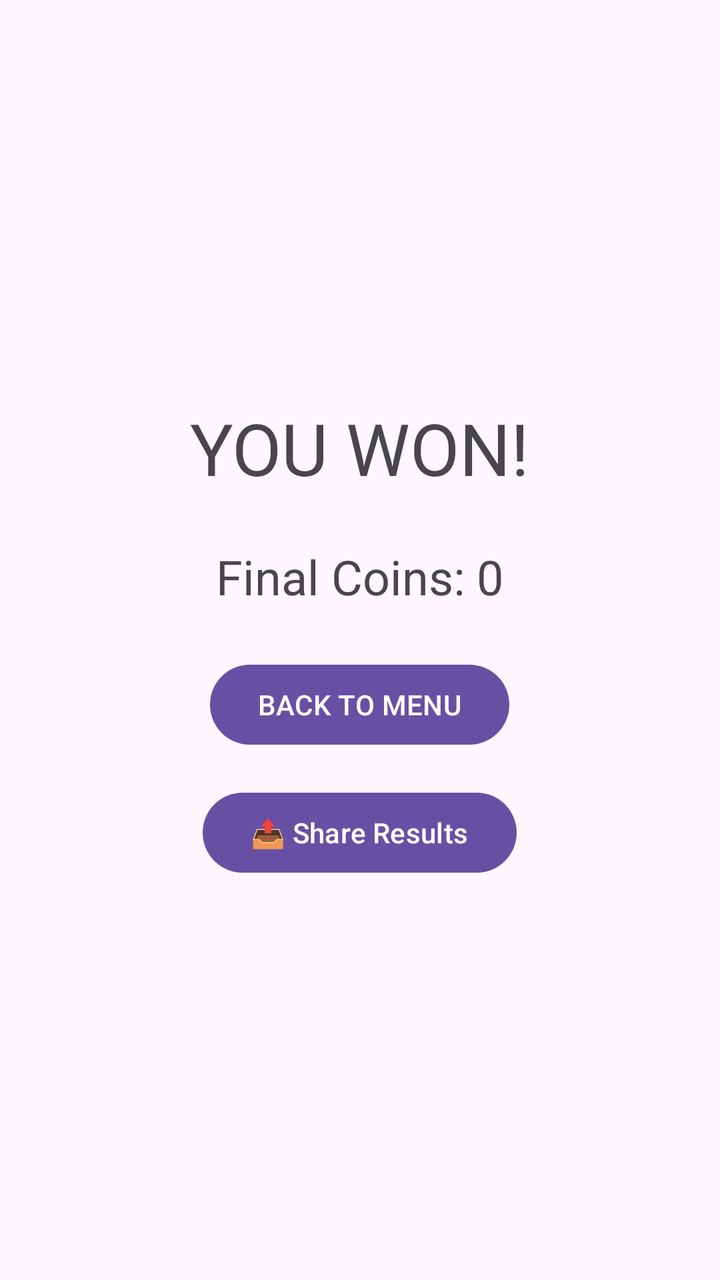
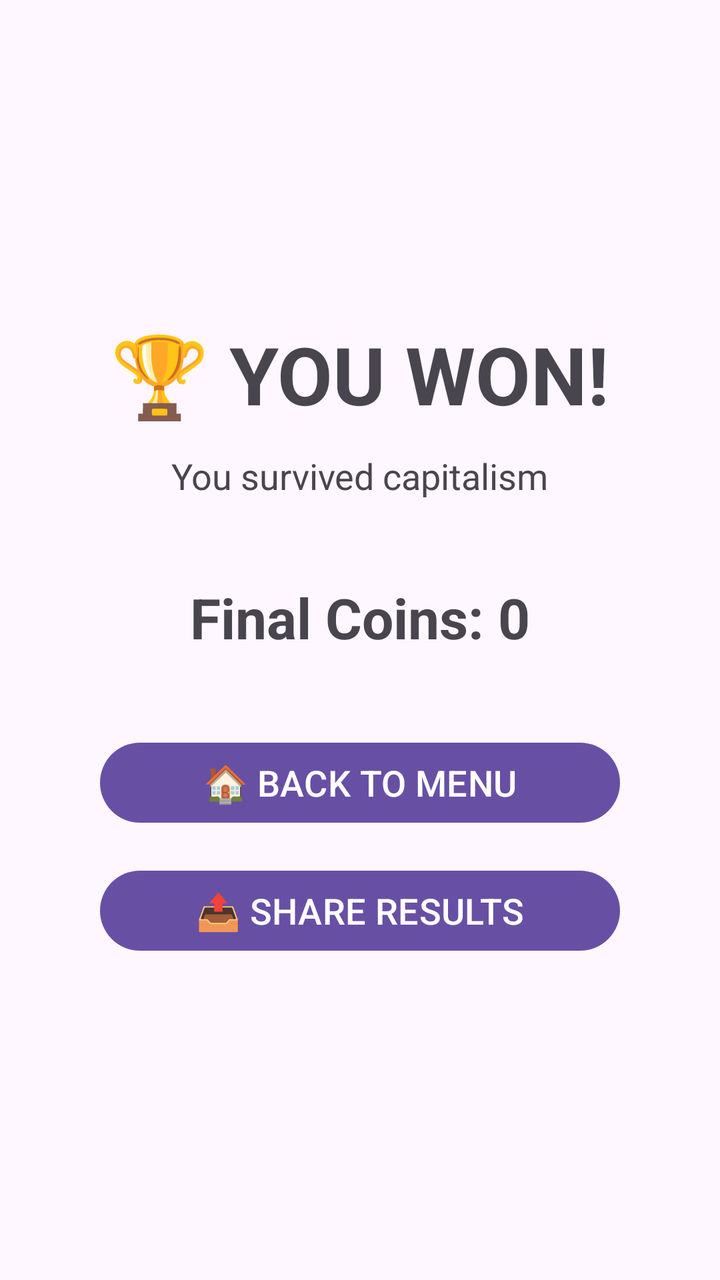

Before-and-after screenshots of an Android layout around one commit, followed by the original layout XML and the change that was made.
<!-- AndroidManifest.xml: application theme Theme.OstaniBeden -->
<!-- res/layout/activity_victory.xml -->
<?xml version="1.0" encoding="utf-8"?>
<LinearLayout
    xmlns:android="http://schemas.android.com/apk/res/android"
    android:layout_width="match_parent"
    android:layout_height="match_parent"
    android:gravity="center"
    android:orientation="vertical"
    android:padding="24dp">

    <TextView
        android:layout_width="wrap_content"
        android:layout_height="wrap_content"
        android:text="YOU WON!"
        android:textSize="36sp"/>

    <TextView
        android:id="@+id/tvVictoryCoins"
        android:layout_width="wrap_content"
        android:layout_height="wrap_content"
        android:text="Final Coins: 0"
        android:textSize="24sp"
        android:layout_marginTop="24dp"/>

    <Button
        android:id="@+id/btnVictoryMenu"
        android:layout_width="wrap_content"
        android:layout_height="wrap_content"
        android:text="BACK TO MENU"
        android:layout_marginTop="24dp"/>

    <Button
        android:id="@+id/btnShare"
        android:layout_width="wrap_content"
        android:layout_height="wrap_content"
        android:text="📤 Share Results"
        android:layout_marginTop="16dp"/>

</LinearLayout>
<!-- resources referenced by this layout -->
<resources>
  <style name="Theme.OstaniBeden" parent="Base.Theme.OstaniBeden" />
  <style name="Base.Theme.OstaniBeden" parent="Theme.Material3.DayNight.NoActionBar">
          
          
      </style>
</resources>

<!-- the commit's change to res/layout/activity_victory.xml (unified diff, before → after) -->
@@ -5,34 +5,47 @@
     android:layout_height="match_parent"
     android:gravity="center"
     android:orientation="vertical"
-    android:padding="24dp">
+    android:padding="32dp">
 
     <TextView
+        android:id="@+id/tvVictoryTitle"
         android:layout_width="wrap_content"
         android:layout_height="wrap_content"
-        android:text="YOU WON!"
-        android:textSize="36sp"/>
+        android:text="🏆 YOU WON!"
+        android:textSize="40sp"
+        android:textStyle="bold"/>
+
+    <TextView
+        android:id="@+id/tvVictorySubtitle"
+        android:layout_width="wrap_content"
+        android:layout_height="wrap_content"
+        android:text="You survived capitalism"
+        android:textSize="18sp"
+        android:layout_marginTop="12dp"/>
 
     <TextView
         android:id="@+id/tvVictoryCoins"
         android:layout_width="wrap_content"
         android:layout_height="wrap_content"
         android:text="Final Coins: 0"
-        android:textSize="24sp"
-        android:layout_marginTop="24dp"/>
+        android:textSize="28sp"
+        android:textStyle="bold"
+        android:layout_marginTop="40dp"/>
 
     <Button
         android:id="@+id/btnVictoryMenu"
-        android:layout_width="wrap_content"
+        android:layout_width="260dp"
         android:layout_height="wrap_content"
-        android:text="BACK TO MENU"
-        android:layout_marginTop="24dp"/>
+        android:text="🏠 BACK TO MENU"
+        android:textSize="18sp"
+        android:layout_marginTop="40dp"/>
 
     <Button
         android:id="@+id/btnShare"
-        android:layout_width="wrap_content"
+        android:layout_width="260dp"
         android:layout_height="wrap_content"
-        android:text="📤 Share Results"
+        android:text="📤 SHARE RESULTS"
+        android:textSize="18sp"
         android:layout_marginTop="16dp"/>
 
 </LinearLayout>
